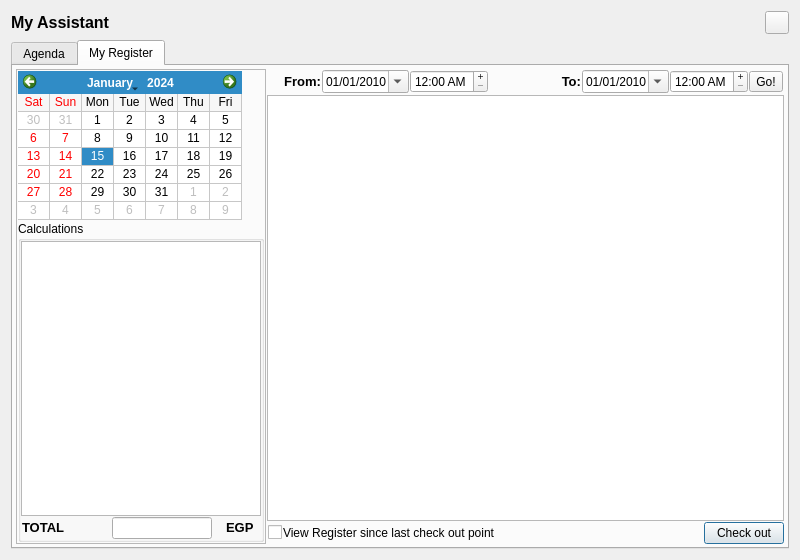
This is qtemr/ui/massistant.ui in dr3mro/SmartClinic as Qt 5 draws it before an edit. The edited form follows.
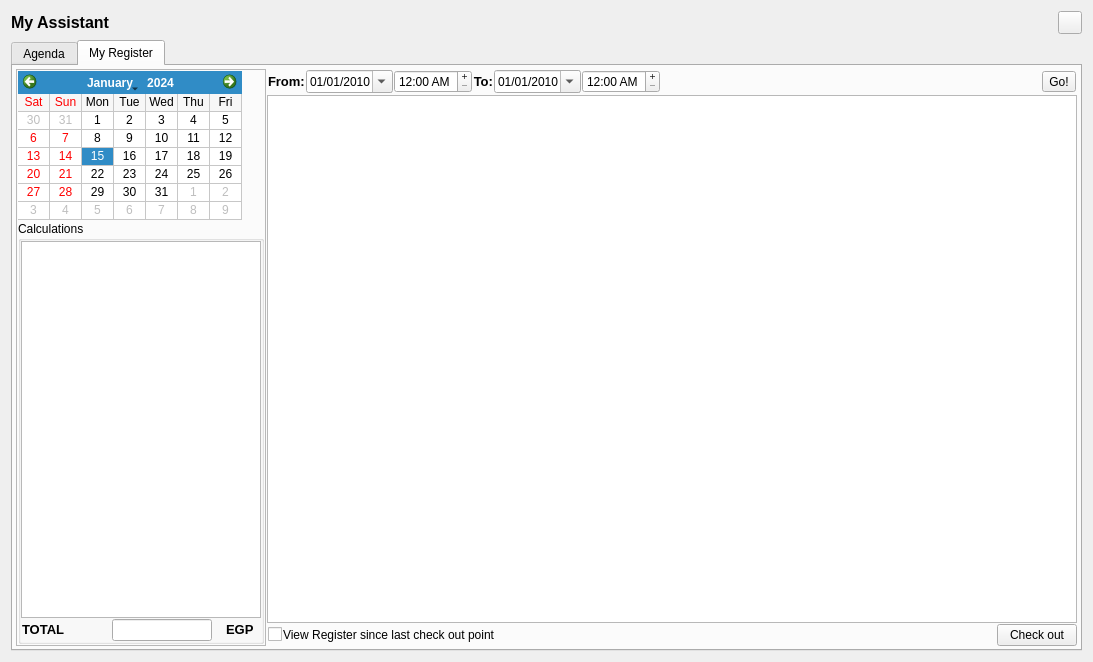
This is the edited form. The open tabs and pages were chosen to show the change. Custom widgets are drawn as their Qt base class.

Commit message: * Fix wrong printer name, Fix UI in Assistant

What changed in the file:
```diff
--- a/qtemr/ui/massistant.ui
+++ b/qtemr/ui/massistant.ui
@@ -2,16 +2,19 @@
 <ui version="4.0">
  <class>mAssistant</class>
  <widget class="QDialog" name="mAssistant">
+  <property name="windowModality">
+   <enum>Qt::ApplicationModal</enum>
+  </property>
   <property name="geometry">
    <rect>
     <x>0</x>
     <y>0</y>
-    <width>800</width>
-    <height>560</height>
+    <width>1093</width>
+    <height>662</height>
    </rect>
   </property>
   <property name="sizePolicy">
-   <sizepolicy hsizetype="Fixed" vsizetype="Preferred">
+   <sizepolicy hsizetype="Preferred" vsizetype="Preferred">
     <horstretch>0</horstretch>
     <verstretch>0</verstretch>
    </sizepolicy>
@@ -24,7 +27,7 @@
   </property>
   <property name="maximumSize">
    <size>
-    <width>1024</width>
+    <width>16777215</width>
     <height>16777215</height>
    </size>
   </property>
@@ -72,7 +75,7 @@
       <enum>QTabWidget::Rounded</enum>
      </property>
      <property name="currentIndex">
-      <number>0</number>
+      <number>1</number>
      </property>
      <property name="tabBarAutoHide">
       <bool>false</bool>
@@ -178,7 +181,6 @@
          <property name="font">
           <font>
            <pointsize>24</pointsize>
-           <weight>75</weight>
            <bold>true</bold>
           </font>
          </property>
@@ -252,18 +254,14 @@
           <property name="spacing">
            <number>1</number>
           </property>
-          <item row="0" column="3">
-           <widget class="QTimeEdit" name="fromTime">
-            <property name="buttonSymbols">
-             <enum>QAbstractSpinBox::PlusMinus</enum>
-            </property>
-            <property name="displayFormat">
-             <string>hh:mm AP</string>
-            </property>
-           </widget>
-          </item>
           <item row="0" column="7">
            <widget class="QDateEdit" name="toDate">
+            <property name="sizePolicy">
+             <sizepolicy hsizetype="Fixed" vsizetype="Fixed">
+              <horstretch>0</horstretch>
+              <verstretch>0</verstretch>
+             </sizepolicy>
+            </property>
             <property name="showGroupSeparator" stdset="0">
              <bool>false</bool>
             </property>
@@ -284,11 +282,16 @@
           </item>
           <item row="0" column="1">
            <widget class="QLabel" name="fromLabel">
+            <property name="sizePolicy">
+             <sizepolicy hsizetype="Fixed" vsizetype="Preferred">
+              <horstretch>0</horstretch>
+              <verstretch>0</verstretch>
+             </sizepolicy>
+            </property>
             <property name="font">
              <font>
               <family>MS Shell Dlg 2</family>
               <pointsize>10</pointsize>
-              <weight>50</weight>
               <italic>false</italic>
               <bold>false</bold>
              </font>
@@ -297,19 +300,18 @@
              <string>&lt;html&gt;&lt;head/&gt;&lt;body&gt;&lt;p&gt;&lt;span style=&quot; font-weight:600;&quot;&gt;From:&lt;/span&gt;&lt;/p&gt;&lt;/body&gt;&lt;/html&gt;</string>
             </property>
             <property name="alignment">
-             <set>Qt::AlignRight|Qt::AlignTrailing|Qt::AlignVCenter</set>
+             <set>Qt::AlignLeading|Qt::AlignLeft|Qt::AlignVCenter</set>
             </property>
            </widget>
           </item>
-          <item row="0" column="9">
-           <widget class="QToolButton" name="goButton">
-            <property name="text">
-             <string>Go!</string>
+          <item row="0" column="3">
+           <widget class="QTimeEdit" name="fromTime">
+            <property name="sizePolicy">
+             <sizepolicy hsizetype="Fixed" vsizetype="Fixed">
+              <horstretch>0</horstretch>
+              <verstretch>0</verstretch>
+             </sizepolicy>
             </property>
-           </widget>
-          </item>
-          <item row="0" column="8">
-           <widget class="QTimeEdit" name="toTime">
             <property name="buttonSymbols">
              <enum>QAbstractSpinBox::PlusMinus</enum>
             </property>
@@ -318,13 +320,41 @@
             </property>
            </widget>
           </item>
+          <item row="0" column="2">
+           <widget class="QDateEdit" name="fromDate">
+            <property name="sizePolicy">
+             <sizepolicy hsizetype="Fixed" vsizetype="Fixed">
+              <horstretch>0</horstretch>
+              <verstretch>0</verstretch>
+             </sizepolicy>
+            </property>
+            <property name="minimumDate">
+             <date>
+              <year>2010</year>
+              <month>1</month>
+              <day>1</day>
+             </date>
+            </property>
+            <property name="displayFormat">
+             <string>dd/MM/yyyy</string>
+            </property>
+            <property name="calendarPopup">
+             <bool>true</bool>
+            </property>
+           </widget>
+          </item>
           <item row="0" column="5">
            <widget class="QLabel" name="toLabel">
+            <property name="sizePolicy">
+             <sizepolicy hsizetype="Fixed" vsizetype="Preferred">
+              <horstretch>0</horstretch>
+              <verstretch>0</verstretch>
+             </sizepolicy>
+            </property>
             <property name="font">
              <font>
               <family>MS Shell Dlg 2</family>
               <pointsize>10</pointsize>
-              <weight>50</weight>
               <italic>false</italic>
               <bold>false</bold>
              </font>
@@ -340,30 +370,39 @@
             </property>
            </widget>
           </item>
-          <item row="0" column="2">
-           <widget class="QDateEdit" name="fromDate">
-            <property name="minimumDate">
-             <date>
-              <year>2010</year>
-              <month>1</month>
-              <day>1</day>
-             </date>
+          <item row="0" column="8">
+           <widget class="QTimeEdit" name="toTime">
+            <property name="sizePolicy">
+             <sizepolicy hsizetype="Fixed" vsizetype="Fixed">
+              <horstretch>0</horstretch>
+              <verstretch>0</verstretch>
+             </sizepolicy>
+            </property>
+            <property name="buttonSymbols">
+             <enum>QAbstractSpinBox::PlusMinus</enum>
             </property>
             <property name="displayFormat">
-             <string>dd/MM/yyyy</string>
+             <string>hh:mm AP</string>
             </property>
-            <property name="calendarPopup">
-             <bool>true</bool>
+           </widget>
+          </item>
+          <item row="0" column="10">
+           <widget class="QToolButton" name="goButton">
+            <property name="focusPolicy">
+             <enum>Qt::StrongFocus</enum>
             </property>
+            <property name="text">
+             <string>Go!</string>
+            </property>
            </widget>
           </item>
-          <item row="0" column="4">
+          <item row="0" column="9">
            <spacer name="horizontalSpacer_3">
             <property name="orientation">
              <enum>Qt::Horizontal</enum>
             </property>
             <property name="sizeType">
-             <enum>QSizePolicy::Preferred</enum>
+             <enum>QSizePolicy::Expanding</enum>
             </property>
             <property name="sizeHint" stdset="0">
              <size>
@@ -607,6 +646,9 @@
            <verstretch>0</verstretch>
           </sizepolicy>
          </property>
+         <property name="focusPolicy">
+          <enum>Qt::NoFocus</enum>
+         </property>
          <property name="text">
           <string>Check out</string>
          </property>
```
The commit also changes 7 other files.
